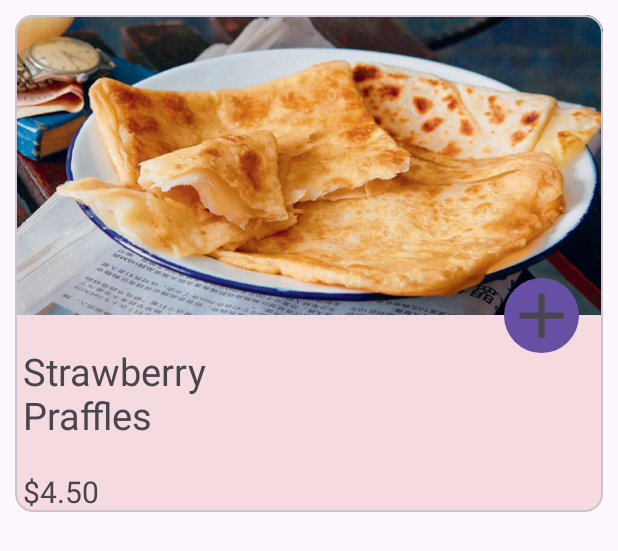
After one commit to MAD24P03Team3/P03Team3, an Android app: the layout cardrecyler.xml on its own in the app's theme, with its tools: preview values and no code run, on a phone screen of 412 x 824 dp. The commit adds this screen. Shown: the top 551 px of the screen. Run offline under Robolectric (Android 15) with nearby library versions, the phone set to English and light mode, and no system bars.

Commit message:
redesigned recyclermenu and fixed plus button

```diff
--- a/app/src/main/java/sg/edu/np/mad/myapplication/MenuAdapter.java
+++ b/app/src/main/java/sg/edu/np/mad/myapplication/MenuAdapter.java
@@ -5,6 +5,7 @@ import android.content.Context;
 import android.view.LayoutInflater;
 import android.view.View;
 import android.view.ViewGroup;
+import android.widget.FrameLayout;
 import android.widget.TextView;
 import android.widget.ImageView;
 import android.widget.Button;
@@ -29,7 +30,7 @@ public class MenuAdapter extends RecyclerView.Adapter <MenuAdapter.MyViewHolder>
     @NonNull
     @Override
     public MyViewHolder onCreateViewHolder(@NonNull ViewGroup parent, int viewType) {
-        View v = LayoutInflater.from(parent.getContext()).inflate(R.layout.menurecyclerview, parent, false);
+        View v = LayoutInflater.from(parent.getContext()).inflate(R.layout.cardrecyler, parent, false);
         return new MyViewHolder(v);
     }
 
@@ -44,7 +45,7 @@ public class MenuAdapter extends RecyclerView.Adapter <MenuAdapter.MyViewHolder>
     public void onBindViewHolder(@NonNull MyViewHolder holder, int position) {
         // set the text of the Text view name, get the position of the element in arrayList, return that item
         holder.tvName.setText(menuData.get(position).name);
-        holder.tvDesc.setText(menuData.get(position).description);
+//        holder.tvDesc.setText(menuData.get(position).description);
         Double price = menuData.get(position).price;
         holder.tvItemPrice.setText(price.toString());
 
@@ -60,7 +61,7 @@ public class MenuAdapter extends RecyclerView.Adapter <MenuAdapter.MyViewHolder>
         // retreiving views from recyler_view layout
 
         ImageView imageView;
-        TextView tvName, tvDesc , tvItemPrice;
+        TextView tvName,  tvItemPrice;
 
         Button plus;
 
@@ -71,9 +72,8 @@ public class MenuAdapter extends RecyclerView.Adapter <MenuAdapter.MyViewHolder>
 
             imageView = itemView.findViewById(R.id.foodimg);
             tvName = itemView.findViewById(R.id.foodname);
-            tvDesc = itemView.findViewById(R.id.fooddesc);
             tvItemPrice = itemView.findViewById(R.id.itemPrice);
-            plus = itemView.findViewById(R.id.elevatedButton);
+            plus = itemView.findViewById(R.id.plus);
 
         }
     }
--- a/app/src/main/java/sg/edu/np/mad/myapplication/fullmenu.java
+++ b/app/src/main/java/sg/edu/np/mad/myapplication/fullmenu.java
@@ -5,6 +5,7 @@ import android.os.Bundle;
 import androidx.annotation.NonNull;
 import androidx.annotation.Nullable;
 import androidx.fragment.app.Fragment;
+import androidx.recyclerview.widget.GridLayoutManager;
 import androidx.recyclerview.widget.LinearLayoutManager;
 import androidx.recyclerview.widget.RecyclerView;
 
@@ -48,11 +49,10 @@ public class fullmenu extends Fragment {
         ArrayList<Item> ma = new ArrayList<>();
         View view = inflater.inflate(R.layout.fragment_fullmenu, container, false);
         RecyclerView rc = view.findViewById(R.id.recyclemenu);
-        layoutManager = new LinearLayoutManager(getContext());
+        layoutManager = new GridLayoutManager(getContext(),2);
         rc.setLayoutManager(layoutManager);
         MenuAdapter menuAdapter = new MenuAdapter(ma);
         rc.setAdapter(menuAdapter);
-        rc.setLayoutManager(layoutManager);
         MenuDatabase.retrieveMenuData(db,ma,menuAdapter);
 
         return  view;
--- a/app/src/main/res/layout/activity_foodmenu.xml
+++ b/app/src/main/res/layout/activity_foodmenu.xml
@@ -1,7 +1,11 @@
 <?xml version="1.0" encoding="utf-8"?>
-<androidx.constraintlayout.widget.ConstraintLayout xmlns:android="http://schemas.android.com/apk/res/android"
+<ScrollView xmlns:android="http://schemas.android.com/apk/res/android"
     xmlns:app="http://schemas.android.com/apk/res-auto"
     xmlns:tools="http://schemas.android.com/tools"
+    android:layout_width="match_parent"
+    android:layout_height="match_parent">
+
+    <androidx.constraintlayout.widget.ConstraintLayout
         android:id="@+id/main"
         android:layout_width="match_parent"
         android:layout_height="match_parent"
@@ -34,7 +38,8 @@
 
             app:layout_constraintTop_toTopOf="parent"
             app:layout_constraintStart_toStartOf="parent"
-        app:layout_constraintEnd_toEndOf="parent">
+            app:layout_constraintEnd_toEndOf="parent"
+            >
 
             <LinearLayout
                 android:layout_width="match_parent"
@@ -210,3 +215,5 @@
 
 
     </androidx.constraintlayout.widget.ConstraintLayout>
+
+</ScrollView>
--- /dev/null
+++ b/app/src/main/res/layout/cardrecyler.xml
@@ -0,0 +1,82 @@
+<?xml version="1.0" encoding="utf-8"?>
+<androidx.constraintlayout.widget.ConstraintLayout xmlns:android="http://schemas.android.com/apk/res/android"
+    android:layout_width="match_parent"
+    android:padding="10dp"
+    android:layout_height="wrap_content"
+    xmlns:app="http://schemas.android.com/apk/res-auto">
+
+    <com.google.android.material.card.MaterialCardView
+
+        android:backgroundTint="#F5DADF"
+        android:layout_width="wrap_content"
+        android:layout_height="wrap_content"
+        app:layout_constraintTop_toTopOf="parent"
+        app:layout_constraintStart_toStartOf="parent">
+
+<!--        Used constraint layout to overlay views-->
+        <androidx.constraintlayout.widget.ConstraintLayout
+            android:layout_width="match_parent"
+            android:layout_height="match_parent">
+
+            <ImageView
+                app:layout_constraintTop_toTopOf="parent"
+                app:layout_constraintStart_toStartOf="parent"
+                android:id="@+id/foodimg"
+                android:layout_width="wrap_content"
+                android:layout_height="200dp"
+                android:background="@drawable/prata" />
+
+            <Button
+                android:id="@+id/plus"
+                android:layout_width="50dp"
+                android:layout_height="50dp"
+                android:layout_alignBottom="@id/foodimg"
+                android:layout_alignParentEnd="true"
+                android:layout_marginEnd="16dp"
+                android:layout_marginBottom="-25dp"
+                android:background="@drawable/circle"
+                android:foreground="@drawable/add"
+                android:translationZ="10dp"
+                app:layout_constraintBottom_toTopOf="@id/textlin"
+                app:layout_constraintEnd_toEndOf="parent" />
+
+            <LinearLayout
+                android:id="@+id/textlin"
+                android:layout_width="200dp"
+                android:layout_height="wrap_content"
+                android:orientation="vertical"
+                app:layout_constraintStart_toStartOf="parent"
+                app:layout_constraintTop_toBottomOf="@id/foodimg">
+
+
+                <TextView
+                    android:id="@+id/foodname"
+                    android:layout_width="wrap_content"
+                    android:layout_height="wrap_content"
+                    android:layout_marginTop="20dp"
+                    android:paddingLeft="5dp"
+                    android:text="Strawberry Praffles"
+                    android:textSize="25sp" />
+
+
+                <TextView
+                    android:id="@+id/itemPrice"
+                    android:layout_width="wrap_content"
+                    android:layout_height="wrap_content"
+                    android:layout_marginTop="20dp"
+                    android:paddingLeft="5dp"
+                    android:text="$4.50"
+                    android:textSize="20sp" />
+
+
+            </LinearLayout>
+
+        </androidx.constraintlayout.widget.ConstraintLayout>
+
+
+
+
+
+    </com.google.android.material.card.MaterialCardView>
+
+</androidx.constraintlayout.widget.ConstraintLayout>
```
Lines whose indentation alone changed are shown as unchanged.
